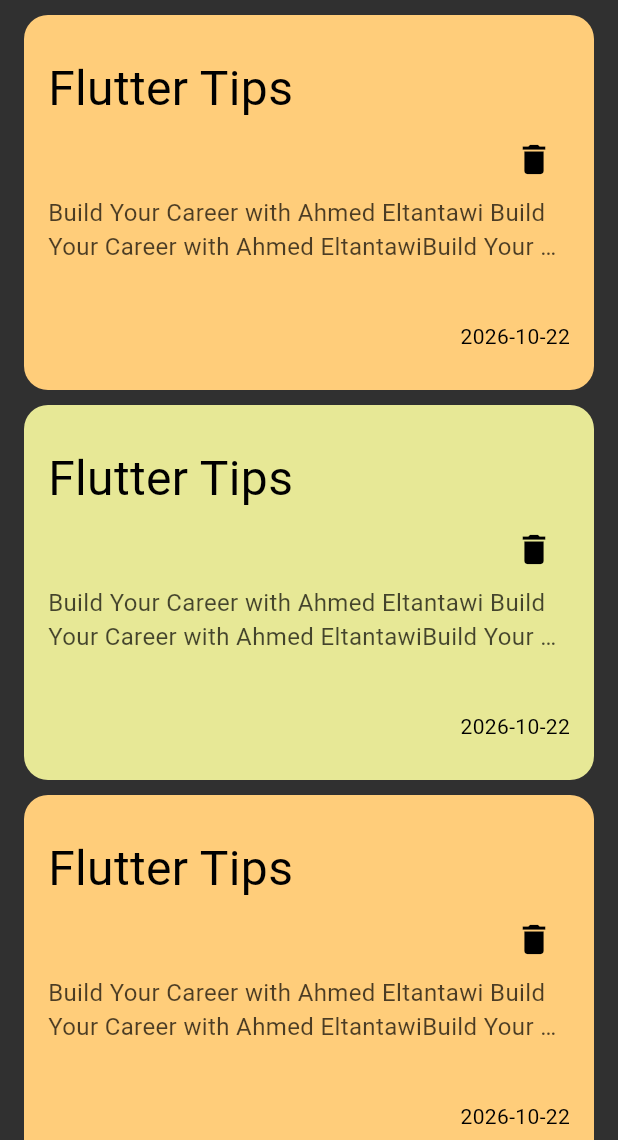
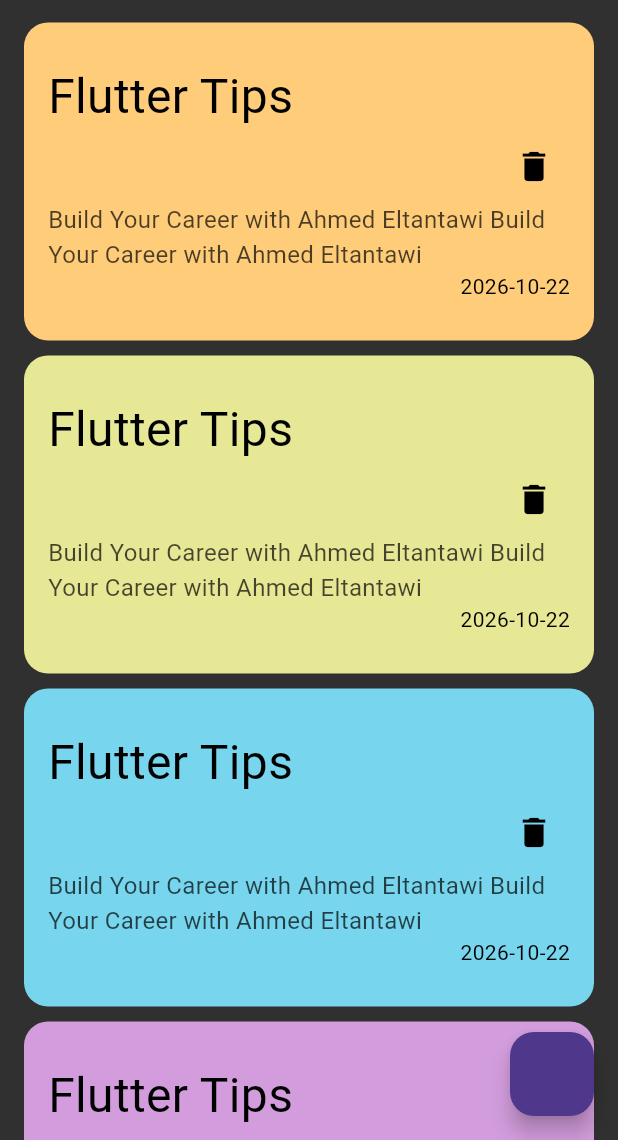
Before and after one commit to ahmed-eltantawi/note_app, a Flutter app: the screen it shows after launch, on a phone screen of 412 x 824 dp, the part 96-1236 px from its top. Run offline on Flutter 3.47's test engine with Material 3 defaults, Android fonts, the phone set to English and light mode, and no system bars.

Commit message:
Add note model and implement note card widget with dynamic data; include floating action button for adding notes

```diff
--- /dev/null
+++ b/lib/models/note_model.dart
@@ -0,0 +1,7 @@
+class NoteModel {
+  final String title;
+  final String subTitle;
+  final DateTime date;
+
+  NoteModel({required this.title, required this.subTitle, required this.date});
+}
--- a/lib/views/home_view/home_view.dart
+++ b/lib/views/home_view/home_view.dart
@@ -1,4 +1,5 @@
 import 'package:flutter/material.dart';
+import 'package:note_app_local_data_base/views/home_view/widgets/add_note_bottom_sheet.dart';
 import 'package:note_app_local_data_base/views/home_view/widgets/home_view_app_bar.dart';
 import 'package:note_app_local_data_base/views/home_view/widgets/home_view_body.dart';
 
@@ -8,6 +9,16 @@ class HomeView extends StatelessWidget {
   @override
   Widget build(BuildContext context) {
     return Scaffold(
+      floatingActionButton: FloatingActionButton(
+        onPressed: () {
+          showModalBottomSheet(
+            context: context,
+            builder: (context) {
+              return AddNoteBottomSheet();
+            },
+          );
+        },
+      ),
       body: Column(
         children: [
           const SizedBox(height: 30),
--- /dev/null
+++ b/lib/views/home_view/widgets/add_note_bottom_sheet.dart
@@ -0,0 +1,10 @@
+import 'package:flutter/material.dart';
+
+class AddNoteBottomSheet extends StatelessWidget {
+  const new({super.key});
+
+  @override
+  Widget build(BuildContext context) {
+    return const Column(children: []);
+  }
+}
--- a/lib/views/home_view/widgets/home_view_body.dart
+++ b/lib/views/home_view/widgets/home_view_body.dart
@@ -1,9 +1,101 @@
 import 'package:flutter/material.dart';
+import 'package:note_app_local_data_base/models/note_model.dart';
 import 'package:note_app_local_data_base/views/home_view/widgets/note_card_widget.dart';
+
+List<NoteModel> notes = [
+  NoteModel(
+    date: DateTime.now(),
+    subTitle: 'Build Your Career with Ahmed Eltantawi Build Your Career with Ahmed Eltantawi',
+    title: "Flutter Tips",
+  ),
+
+  NoteModel(
+    date: DateTime.now(),
+    subTitle: 'Build Your Career with Ahmed Eltantawi Build Your Career with Ahmed Eltantawi',
+    title: "Flutter Tips",
+  ),
+
+  NoteModel(
+    date: DateTime.now(),
+    subTitle: 'Build Your Career with Ahmed Eltantawi Build Your Career with Ahmed Eltantawi',
+    title: "Flutter Tips",
+  ),
+
+  NoteModel(
+    date: DateTime.now(),
+    subTitle: 'Build Your Career with Ahmed Eltantawi Build Your Career with Ahmed Eltantawi',
+    title: "Flutter Tips",
+  ),
+
+  NoteModel(
+    date: DateTime.now(),
+    subTitle: 'Build Your Career with Ahmed Eltantawi Build Your Career with Ahmed Eltantawi',
+    title: "Flutter Tips",
+  ),
+
+  NoteModel(
+    date: DateTime.now(),
+    subTitle: 'Build Your Career with Ahmed Eltantawi Build Your Career with Ahmed Eltantawi',
+    title: "Flutter Tips",
+  ),
+
+  NoteModel(
+    date: DateTime.now(),
+    subTitle: 'Build Your Career with Ahmed Eltantawi Build Your Career with Ahmed Eltantawi',
+    title: "Flutter Tips",
+  ),
+
+  NoteModel(
+    date: DateTime.now(),
+    subTitle: 'Build Your Career with Ahmed Eltantawi Build Your Career with Ahmed Eltantawi',
+    title: "Flutter Tips",
+  ),
+
+  NoteModel(
+    date: DateTime.now(),
+    subTitle: 'Build Your Career with Ahmed Eltantawi Build Your Career with Ahmed Eltantawi',
+    title: "Flutter Tips",
+  ),
+
+  NoteModel(
+    date: DateTime.now(),
+    subTitle: 'Build Your Career with Ahmed Eltantawi Build Your Career with Ahmed Eltantawi',
+    title: "Flutter Tips",
+  ),
+
+  NoteModel(
+    date: DateTime.now(),
+    subTitle: 'Build Your Career with Ahmed Eltantawi Build Your Career with Ahmed Eltantawi',
+    title: "Flutter Tips",
+  ),
+
+  NoteModel(
+    date: DateTime.now(),
+    subTitle: 'Build Your Career with Ahmed Eltantawi Build Your Career with Ahmed Eltantawi',
+    title: "Flutter Tips",
+  ),
+
+  NoteModel(
+    date: DateTime.now(),
+    subTitle: 'Build Your Career with Ahmed Eltantawi Build Your Career with Ahmed Eltantawi',
+    title: "Flutter Tips",
+  ),
+
+  NoteModel(
+    date: DateTime.now(),
+    subTitle: 'Build Your Career with Ahmed Eltantawi Build Your Career with Ahmed Eltantawi',
+    title: "Flutter Tips",
+  ),
+];
 
 class HomeViewBody extends StatelessWidget {
   new({super.key});
-  final List<Color> cardColorList = [Color(0xffFFCD7A), Color(0xffE7E896)];
+  final List<Color> cardColorList = [
+    Color(0xffFFCD7A),
+    Color(0xffE7E896),
+    Color(0xff77D6EE),
+    Color(0xffD39DDD),
+  ];
   @override
   Widget build(BuildContext context) {
     return Padding(
@@ -12,16 +104,12 @@ class HomeViewBody extends StatelessWidget {
         physics: const BouncingScrollPhysics(),
         itemCount: 10,
         itemBuilder: (context, index) {
-          return Column(
-            children: [
-              NoteCardWidget(
-                title: 'Flutter Tips',
-                subTitle: 'Build Your Career with Ahmed Eltantawi Build Your Career with Ahmed EltantawiBuild Your Career with Ahmed Eltantawi',
-                date: DateTime.now(),
-                backgroundColor: cardColorList[(index % cardColorList.length)],
-              ),
-              const SizedBox(height: 10),
-            ],
+          return Padding(
+            padding: const EdgeInsets.symmetric(vertical: 5),
+            child: NoteCardWidget(
+              note: notes[index],
+              backgroundColor: cardColorList[(index % cardColorList.length)],
+            ),
           );
         },
       ),
--- a/lib/views/home_view/widgets/note_card_widget.dart
+++ b/lib/views/home_view/widgets/note_card_widget.dart
@@ -1,16 +1,13 @@
 import 'package:flutter/material.dart';
+import 'package:note_app_local_data_base/models/note_model.dart';
 
 class NoteCardWidget extends StatelessWidget {
   const NoteCardWidget({
     super.key,
-    required this.title,
-    required this.subTitle,
-    required this.date,
+    required this.note,
     required this.backgroundColor,
   });
-  final String title;
-  final String subTitle;
-  final DateTime date;
+  final NoteModel note;
   final Color backgroundColor;
 
   @override
@@ -23,7 +20,6 @@ class NoteCardWidget extends StatelessWidget {
           color: backgroundColor,
           borderRadius: .circular(16),
         ),
-        height: 250,
         width: double.infinity,
         child: Padding(
           padding: const EdgeInsets.symmetric(horizontal: 16, vertical: 26),
@@ -34,7 +30,7 @@ class NoteCardWidget extends StatelessWidget {
                 children: [
                   // -- title--
                   Text(
-                    title,
+                    note.title,
                     style: TextStyle(color: Colors.black, fontSize: 32),
                   ),
 
@@ -53,21 +49,19 @@ class NoteCardWidget extends StatelessWidget {
                     child: SizedBox(
                       width: double.infinity,
                       child: Text(
-                        subTitle,
+                        note.subTitle,
                         style: TextStyle(color: Colors.black, fontSize: 16),
                         overflow: TextOverflow.ellipsis,
-                        maxLines: 2,
+                        maxLines: 3,
                       ),
                     ),
                   ),
-
-                  Spacer(),
 
                   // -- date time --
                   Align(
                     alignment: .centerRight,
                     child: Text(
-                      date.toString().substring(0, 10),
+                      note.date.toString().substring(0, 10),
                       style: TextStyle(color: Colors.black),
                     ),
                   ),
```
